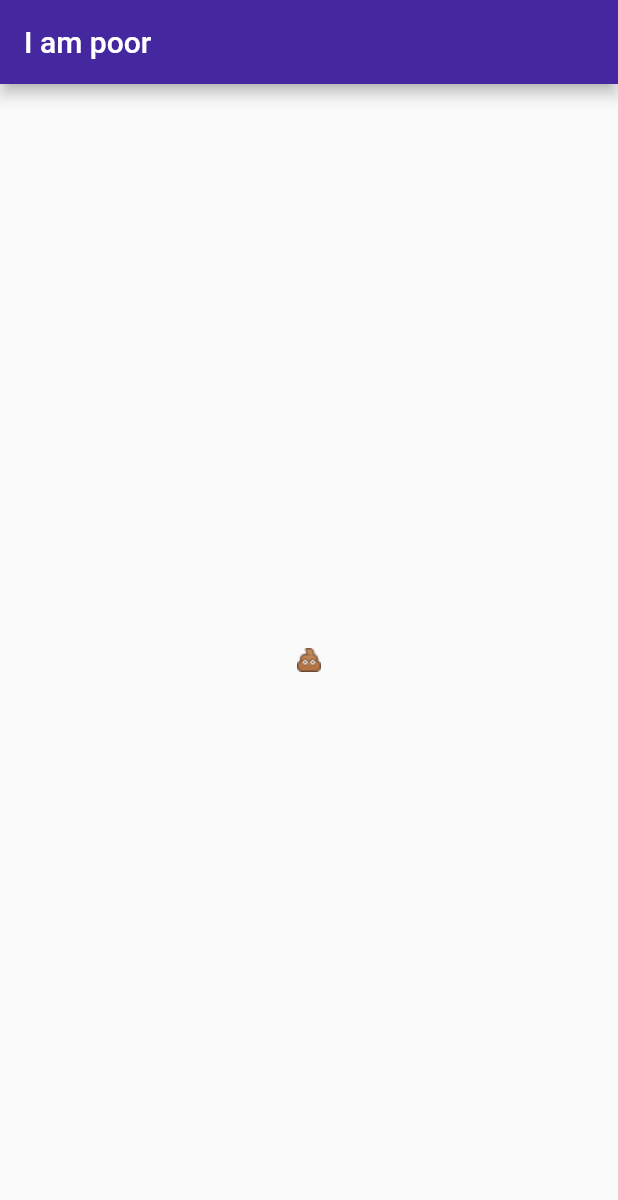
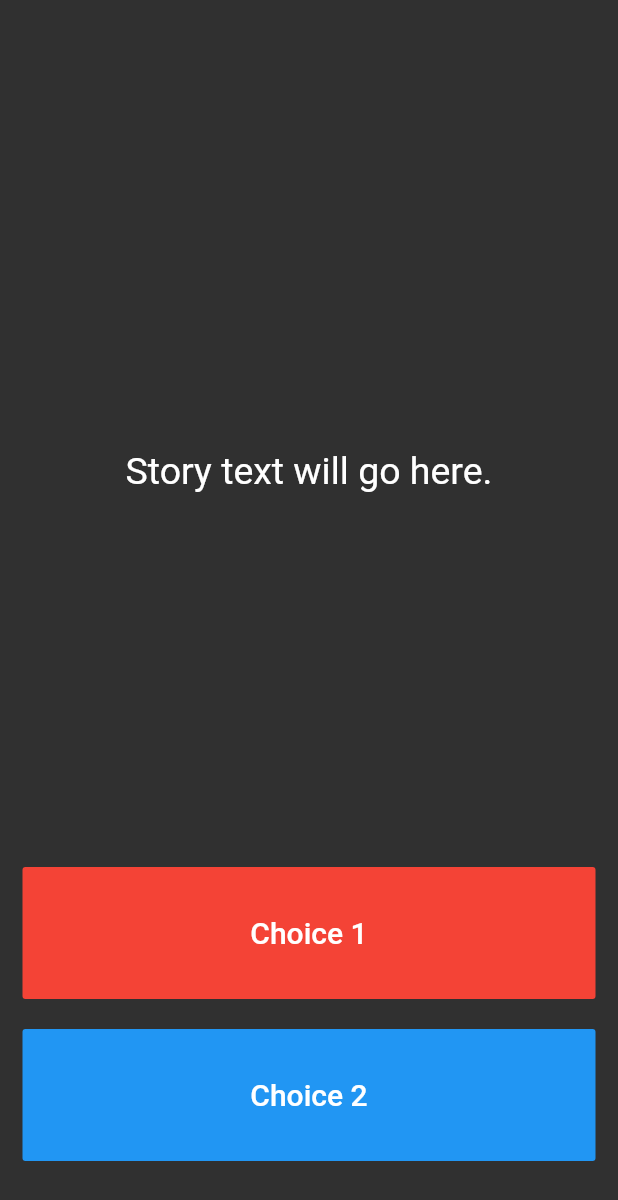
Before and after one commit to mntm/flutter-course, a Flutter app: the screen it shows after launch, on a phone screen of 412 x 824 dp. Shown: the top 1200 px of the screen. Run offline on Flutter 3.47's test engine with Material 2 defaults, Android fonts, the phone set to English and light mode, and no system bars.

Commit message:
Set project

```diff
--- a/lib/main.dart
+++ b/lib/main.dart
@@ -1,31 +1,95 @@
-import "package:flutter/material.dart";
+import 'package:flutter/material.dart';
 
-// With dart, when a function (or method) contains only one instruction,
-// we can use the so called 'fat arrow' (=>) to shorten its declaration
-void main() => runApp(MyApp());
+//TODO: Step 15 - Run the app and see if you can see the screen update with the first story. Delete this TODO if it looks as you expected.
 
-// To be able to use hot reload and hot restart,
-// we need to declare the application as a Widget.
-// So that flutter could track the change made to the app
-class MyApp extends StatelessWidget {
+void main() => runApp(Destini());
+
+class Destini extends StatelessWidget {
+  Widget build(BuildContext context) {
+    return MaterialApp(
+      theme: ThemeData.dark(),
+      home: StoryPage(),
+    );
+  }
+}
+
+//TODO: Step 9 - Create a new storyBrain object from the StoryBrain class.
+
+class StoryPage extends StatefulWidget {
+  _StoryPageState createState() => _StoryPageState();
+}
+
+class _StoryPageState extends State<StoryPage> {
   @override
   Widget build(BuildContext context) {
-    return MaterialApp(
-      // The Scaffold widget permits us to add appbars
-      // and other material widget (FAB) in our application.
-      // It is the equivalent of CoordinatorLayout on android.
-      home: Scaffold(
-        appBar: AppBar(
-          title: Text('I am poor'),
-          backgroundColor: Colors.deepPurple[800],
-        ),
-        body: Center(
-          child: Image(
-            // This feeds the widget with an image bundled with the app
-            image: AssetImage('images/fb_poop_icon.png'),
+    return Scaffold(
+      body: Container(
+        //TODO: Step 1 - Add background.png to this Container as a background image.
+        padding: EdgeInsets.symmetric(vertical: 50.0, horizontal: 15.0),
+        constraints: BoxConstraints.expand(),
+        child: SafeArea(
+          child: Column(
+            crossAxisAlignment: CrossAxisAlignment.stretch,
+            children: <Widget>[
+              Expanded(
+                flex: 12,
+                child: Center(
+                  child: Text(
+                    //TODO: Step 10 - use the storyBrain to get the first story title and display it in this Text Widget.
+                    'Story text will go here.',
+                    style: TextStyle(
+                      fontSize: 25.0,
+                    ),
+                  ),
+                ),
+              ),
+              Expanded(
+                flex: 2,
+                child: FlatButton(
+                  onPressed: () {
+                    //Choice 1 made by user.
+                    //TODO: Step 18 - Call the nextStory() method from storyBrain and pass the number 1 as the choice made by the user.
+                  },
+                  color: Colors.red,
+                  child: Text(
+                    //TODO: Step 13 - Use the storyBrain to get the text for choice 1.
+                    'Choice 1',
+                    style: TextStyle(
+                      fontSize: 20.0,
+                    ),
+                  ),
+                ),
+              ),
+              SizedBox(
+                height: 20.0,
+              ),
+              Expanded(
+                flex: 2,
+                //TODO: Step 26 - Use a Flutter Visibility Widget to wrap this FlatButton.
+                //TODO: Step 28 - Set the "visible" property of the Visibility Widget to equal the output from the buttonShouldBeVisible() method in the storyBrain.
+                child: FlatButton(
+                  onPressed: () {
+                    //Choice 2 made by user.
+                    //TODO: Step 19 - Call the nextStory() method from storyBrain and pass the number 2 as the choice made by the user.
+                  },
+                  color: Colors.blue,
+                  child: Text(
+                    //TODO: Step 14 - Use the storyBrain to get the text for choice 2.
+                    'Choice 2',
+                    style: TextStyle(
+                      fontSize: 20.0,
+                    ),
+                  ),
+                ),
+              ),
+            ],
           ),
         ),
       ),
     );
   }
 }
+
+//TODO: Step 24 - Run the app and try to figure out what code you need to add to this file to make the story change when you press on the choice buttons.
+
+//TODO: Step 29 - Run the app and test it against the Story Outline to make sure you've completed all the steps. The code for the completed app can be found here: https://github.com/londonappbrewery/destini-challenge-completed/
--- /dev/null
+++ b/lib/story.dart
@@ -0,0 +1,5 @@
+//TODO: Step 2 - Create a new class called Story.
+
+//TODO: Step 3 - Create 3 properties for this class, A. storyTitle to store the story text. B. choice1 to store the text for choice 1, C. choice2 to store the text for choice 2.
+
+//TODO: Step 4 - Create a Constructor for this class to be able to initialise the properties created in step 3.
```
Also changed, not shown: lib/story_brain.dart (added, +59 -0 lines), pubspec.yaml (+4 -55 lines), images/background.png (added).
